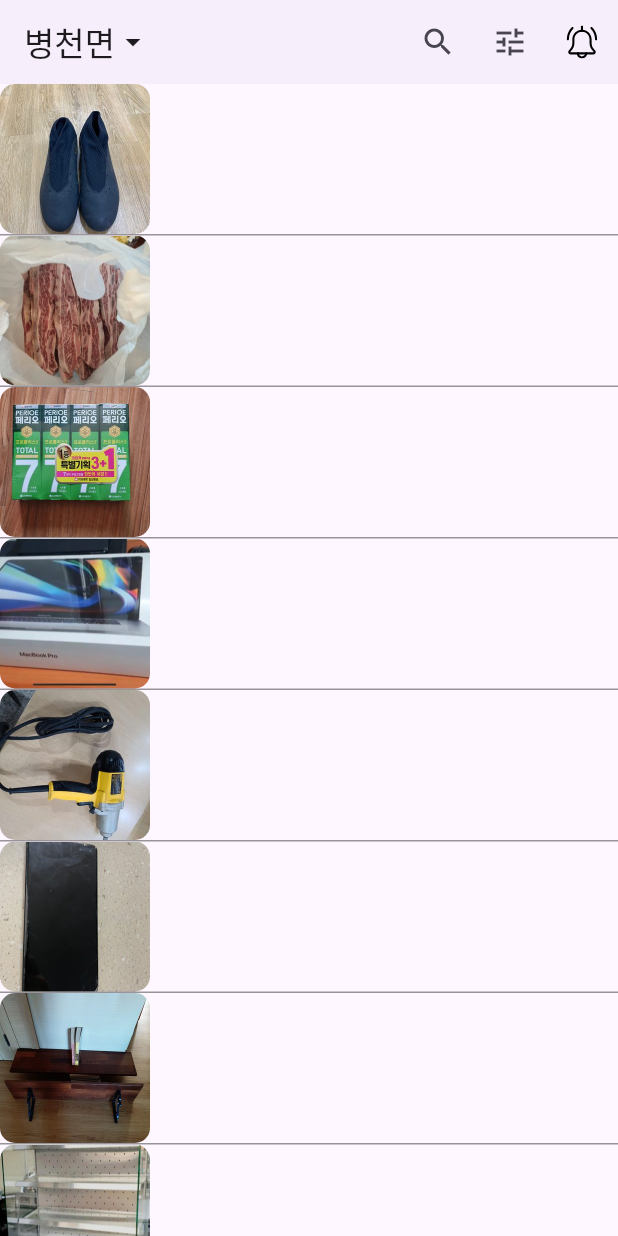
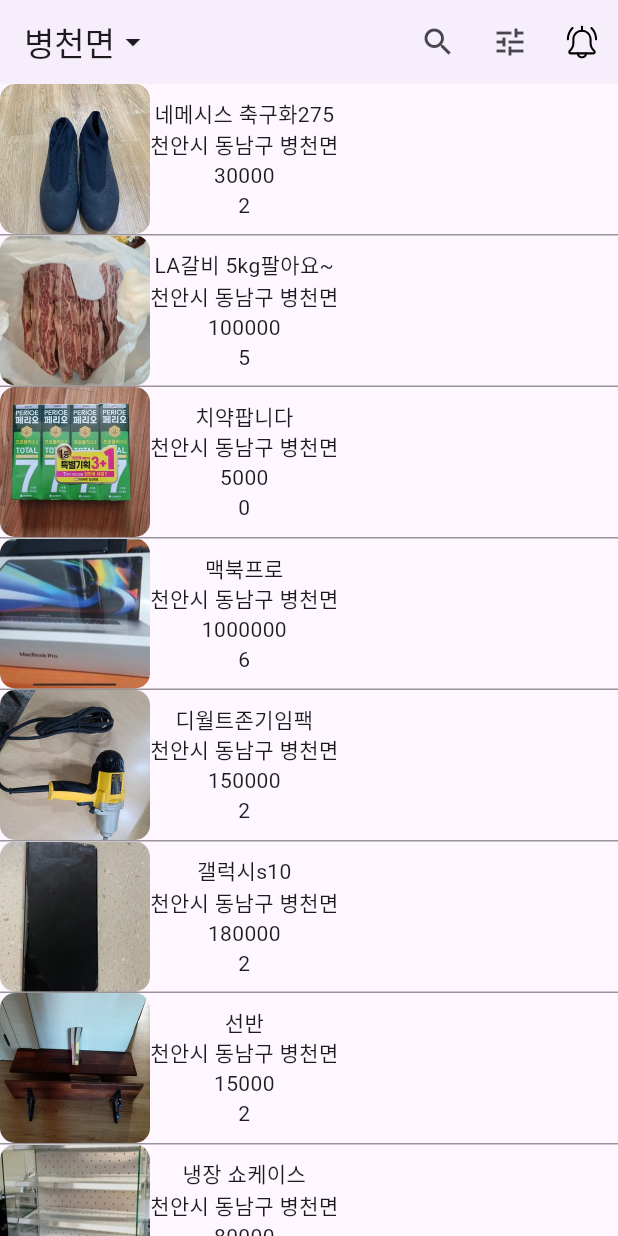
Before and after one commit to korysanan/carrot_market_clone, a Flutter app: the screen it shows after launch, on a phone screen of 412 x 824 dp. Run offline on Flutter 3.47's test engine with Material 3 defaults, Android fonts, the light colour scheme and no system bars; our stand-ins replace flutter_svg.

Commit message:
body부분 초기

```diff
--- a/carrot_market/lib/page/home.dart
+++ b/carrot_market/lib/page/home.dart
@@ -122,7 +122,17 @@
                   width: 100,
                   height: 100,
                 ),
-              )
+              ),
+              Container(
+                child: Column(
+                  children: [
+                    Text(datas[index]["title"].toString()),
+                    Text(datas[index]["location"].toString()),
+                    Text(datas[index]["price"].toString()),
+                    Text(datas[index]["likes"].toString()),
+                  ],
+                )
+              ),
             ],
           )
         );
```
